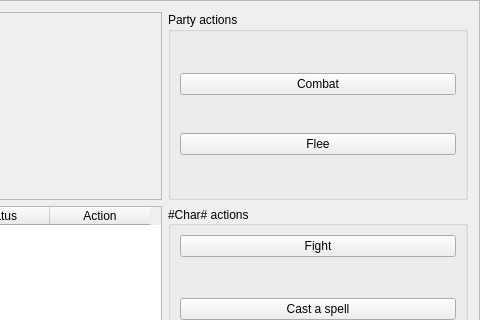
The window that pyQTApp/qt_designer_widgets/maze_QFrame.ui (codingame-team/DnD-5th-Edition-API) describes before a commit, drawn with Qt 5; both pictures show x 663 to 1143 and y 0 to 320 of the 1143 by 601 pixel window.
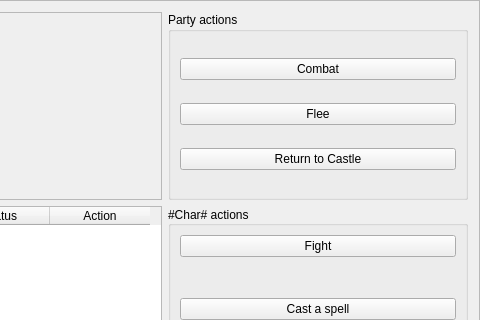
The same window after the commit.

Diff of the .ui file:
```diff
--- a/pyQTApp/qt_designer_widgets/maze_QFrame.ui
+++ b/pyQTApp/qt_designer_widgets/maze_QFrame.ui
@@ -49,6 +49,13 @@
         </property>
        </widget>
       </item>
+      <item row="2" column="0">
+       <widget class="QPushButton" name="castleButton">
+        <property name="text">
+         <string>Return to Castle</string>
+        </property>
+       </widget>
+      </item>
      </layout>
     </widget>
    </item>
```
Left out of the diff: 2 changed lines with no effect on the pictures.
